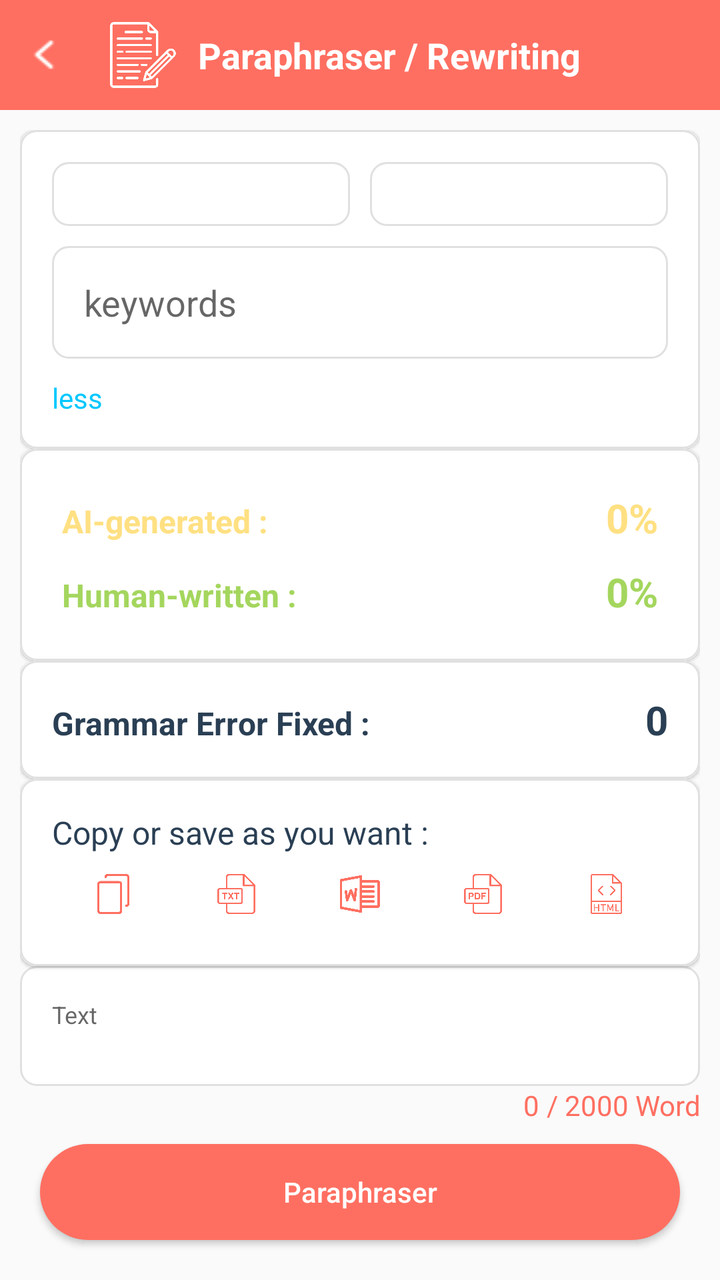
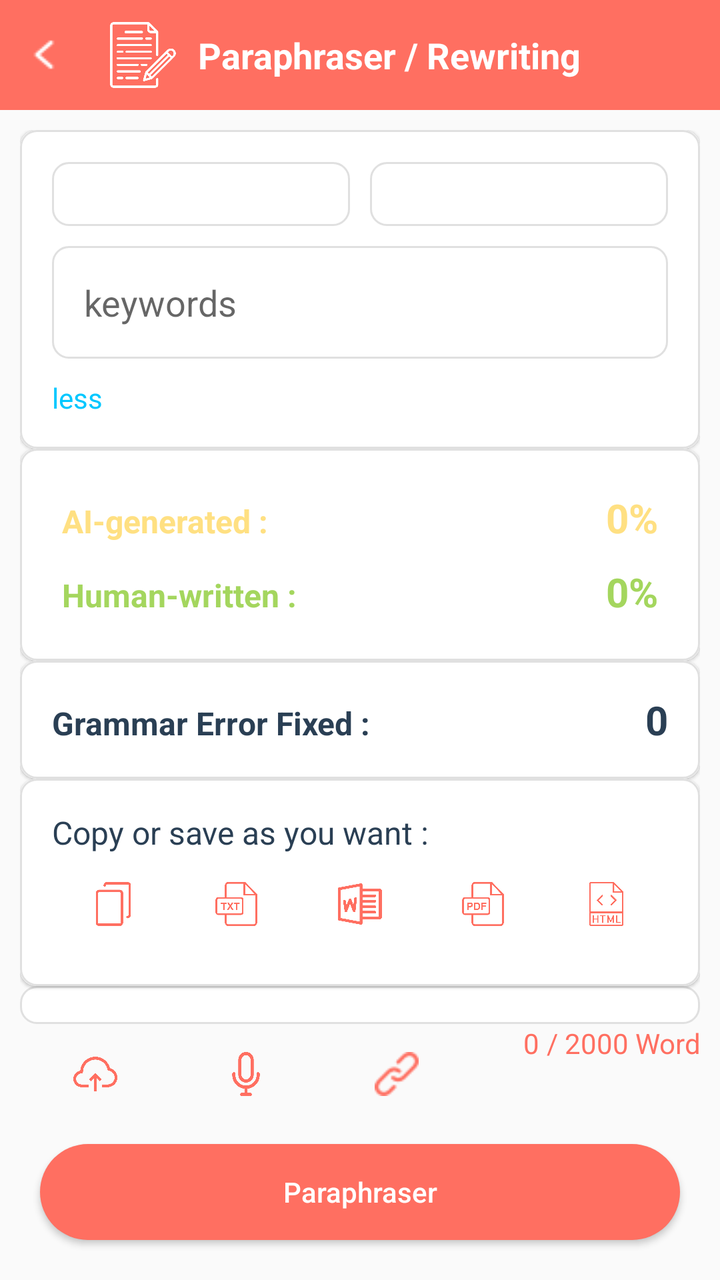

Compare the two renders of this Android layout. The source of the first and the diff that turns it into the second are given below.
<!-- AndroidManifest.xml: application theme Theme.PhraseFlow -->
<!-- res/layout/fragment_processing_words.xml -->
<?xml version="1.0" encoding="utf-8"?>
<FrameLayout xmlns:android="http://schemas.android.com/apk/res/android"
    xmlns:app="http://schemas.android.com/apk/res-auto"
    xmlns:tools="http://schemas.android.com/tools"
    android:layout_width="match_parent"
    android:layout_height="match_parent"
    tools:context=".fragments.ProcessingWordsFragment">

    <LinearLayout
        android:layout_width="match_parent"
        android:layout_height="match_parent"
        android:orientation="vertical">

        <LinearLayout
            android:layout_width="match_parent"
            android:layout_height="wrap_content"
            android:background="@color/c6"
            android:gravity="center_vertical"
            android:orientation="horizontal">

            <ImageView
                android:id="@+id/imageView6"
                android:layout_width="wrap_content"
                android:layout_height="wrap_content"
                android:layout_margin="10dp"
                android:rotation="180"
                android:src="@drawable/next" />

            <ImageView
                android:id="@+id/imageView4"
                android:layout_width="35dp"
                android:layout_height="35dp"
                android:layout_margin="10dp"
                android:backgroundTintMode="add"
                android:src="@drawable/paraphraser" />

            <TextView
                android:id="@+id/textView4"
                android:layout_width="wrap_content"
                android:layout_height="wrap_content"
                android:layout_weight="1"
                android:text="Paraphraser / Rewriting"
                android:textColor="@color/white"
                android:textSize="18dp"
                android:textStyle="bold" />
        </LinearLayout>

        <LinearLayout
            android:layout_width="match_parent"
            android:layout_height="match_parent"
            android:orientation="vertical"
            android:padding="10dp">

            <androidx.cardview.widget.CardView
                android:id="@+id/cardViewfilters"
                android:layout_width="match_parent"
                android:layout_height="wrap_content"
                app:cardCornerRadius="8dp"
                app:cardElevation="1dp">

                <LinearLayout
                    android:id="@+id/linearLayoutfilter"
                    android:layout_width="match_parent"
                    android:layout_height="wrap_content"
                    android:background="@drawable/bg_plan_selector"
                    android:orientation="vertical">

                    <LinearLayout
                        android:layout_width="match_parent"
                        android:layout_height="wrap_content"
                        android:orientation="horizontal">

                        <Spinner
                            android:id="@+id/spinner"
                            android:layout_width="match_parent"
                            android:layout_height="wrap_content"
                            android:layout_marginRight="5dp"
                            android:layout_weight="1"
                            android:background="@drawable/bg_plan_selector" />

                        <Spinner
                            android:id="@+id/spinner2"
                            android:layout_width="match_parent"
                            android:layout_height="wrap_content"
                            android:layout_marginLeft="5dp"
                            android:layout_weight="1"
                            android:background="@drawable/bg_plan_selector" />

                    </LinearLayout>

                    <LinearLayout
                        android:id="@+id/linearLayoutMore"
                        android:layout_width="match_parent"
                        android:layout_height="match_parent"
                        android:orientation="vertical">

                        <EditText
                            android:id="@+id/editTextText4"
                            android:layout_width="match_parent"
                            android:layout_height="wrap_content"
                            android:layout_marginTop="10dp"
                            android:background="@drawable/bg_plan_selector"
                            android:ems="10"
                            android:hint="keywords"
                            android:inputType="text" />

                    </LinearLayout>

                    <TextView
                        android:id="@+id/textView19"
                        android:layout_width="match_parent"
                        android:layout_height="wrap_content"
                        android:layout_marginTop="10dp"
                        android:text="less"
                        android:textColor="@color/c7" />
                </LinearLayout>

            </androidx.cardview.widget.CardView>

            <androidx.cardview.widget.CardView
                android:id="@+id/cardViewAiGenirator"
                android:layout_width="match_parent"
                android:layout_height="wrap_content"
                app:cardCornerRadius="8dp"
                app:cardElevation="1dp">

                <LinearLayout
                    android:layout_width="match_parent"
                    android:layout_height="wrap_content"
                    android:background="@drawable/bg_plan_selector"
                    android:orientation="vertical">

                    <LinearLayout
                        android:layout_width="match_parent"
                        android:layout_height="match_parent"
                        android:layout_weight="1"
                        android:orientation="horizontal"
                        android:padding="5dp">

                        <TextView
                            android:id="@+id/textView22"
                            android:layout_width="wrap_content"
                            android:layout_height="wrap_content"
                            android:layout_weight="1"
                            android:text="AI-generated :"
                            android:textColor="@color/c5"
                            android:textSize="16sp"
                            android:textStyle="bold" />

                        <TextView
                            android:id="@+id/textView23"
                            android:layout_width="wrap_content"
                            android:layout_height="wrap_content"
                            android:text="0%"
                            android:textSize="20sp"
                            android:textStyle="bold"
                            android:textColor="@color/c5"/>

                    </LinearLayout>

                    <LinearLayout
                        android:layout_width="match_parent"
                        android:layout_height="match_parent"
                        android:layout_weight="1"
                        android:orientation="horizontal"
                        android:padding="5dp">

                        <TextView
                            android:id="@+id/textView24"
                            android:layout_width="wrap_content"
                            android:layout_height="wrap_content"
                            android:layout_weight="1"
                            android:text="Human-written :"
                            android:textColor="@color/c3"
                            android:textSize="16sp"
                            android:textStyle="bold" />

                        <TextView
                            android:id="@+id/textView25"
                            android:layout_width="wrap_content"
                            android:layout_height="wrap_content"
                            android:text="0%"
                            android:textSize="20sp"
                            android:textStyle="bold"
                            android:textColor="@color/c3"/>

                    </LinearLayout>

                </LinearLayout>

            </androidx.cardview.widget.CardView>

            <androidx.cardview.widget.CardView
                android:id="@+id/cardViewGrammerError"
                android:layout_width="match_parent"
                android:layout_height="wrap_content"
                app:cardCornerRadius="8dp"
                app:cardElevation="1dp">

                <LinearLayout
                    android:layout_width="match_parent"
                    android:layout_height="match_parent"
                    android:layout_weight="1"
                    android:orientation="horizontal"
                    android:background="@drawable/bg_plan_selector">

                    <TextView
                        android:layout_width="wrap_content"
                        android:layout_height="wrap_content"
                        android:layout_weight="1"
                        android:text="Grammar Error Fixed :"
                        android:textColor="@color/c4"
                        android:textSize="16sp"
                        android:textStyle="bold" />

                    <TextView
                        android:id="@+id/textView26"
                        android:layout_width="wrap_content"
                        android:layout_height="wrap_content"
                        android:text="0"
                        android:textColor="@color/c4"
                        android:textSize="20sp"
                        android:textStyle="bold" />

                </LinearLayout>

            </androidx.cardview.widget.CardView>

            <androidx.cardview.widget.CardView
                android:id="@+id/cardViewCopyResult"
                android:layout_width="match_parent"
                android:layout_height="wrap_content"
                app:cardCornerRadius="8dp"
                app:cardElevation="1dp">

                <LinearLayout
                    android:layout_width="match_parent"
                    android:layout_height="match_parent"
                    android:orientation="vertical"
                    android:background="@drawable/bg_plan_selector">

                    <TextView
                        android:id="@+id/textView12"
                        android:layout_width="match_parent"
                        android:layout_height="wrap_content"
                        android:text="Copy or save as you want : "
                        android:textColor="@color/c4"
                        android:textSize="16sp" />

                    <LinearLayout
                        android:layout_width="match_parent"
                        android:layout_height="wrap_content"
                        android:orientation="horizontal">

                        <ImageView
                            android:id="@+id/imageViewCopy"
                            android:layout_width="20dp"
                            android:layout_height="20dp"
                            android:layout_margin="10dp"
                            android:layout_weight="1"
                            android:src="@drawable/copy" />

                        <ImageView
                            android:id="@+id/imageViewTxt"
                            android:layout_width="20dp"
                            android:layout_height="20dp"
                            android:layout_margin="10dp"
                            android:layout_weight="1"
                            android:src="@drawable/txt" />

                        <ImageView
                            android:id="@+id/imageViewWord"
                            android:layout_width="20dp"
                            android:layout_height="20dp"
                            android:layout_margin="10dp"
                            android:layout_weight="1"
                            android:src="@drawable/word" />

                        <ImageView
                            android:id="@+id/imageViewPdf"
                            android:layout_width="20dp"
                            android:layout_height="20dp"
                            android:layout_margin="10dp"
                            android:layout_weight="1"
                            android:src="@drawable/pdf" />

                        <ImageView
                            android:id="@+id/imageViewHtml"
                            android:layout_width="20dp"
                            android:layout_height="20dp"
                            android:layout_margin="10dp"
                            android:layout_weight="1"
                            android:src="@drawable/html" />

                    </LinearLayout>
                </LinearLayout>
            </androidx.cardview.widget.CardView>

            <EditText
                android:id="@+id/editTextText6"
                android:layout_width="match_parent"
                android:layout_height="match_parent"
                android:layout_weight="1"
                android:background="@drawable/bg_plan_selector"
                android:ems="10"
                android:gravity="start"
                android:hint="Text"
                android:inputType="text|textMultiLine"
                android:textSize="12dp" />

            <LinearLayout
                android:layout_width="match_parent"
                android:layout_height="wrap_content"
                android:orientation="horizontal">

                <TextView
                    android:id="@+id/textView20"
                    android:layout_width="wrap_content"
                    android:layout_height="wrap_content"
                    android:layout_weight="1"
                    android:gravity="right"
                    android:text="0"
                    android:textColor="@color/c6" />

                <TextView
                    android:id="@+id/textView21"
                    android:layout_width="wrap_content"
                    android:layout_height="wrap_content"
                    android:gravity="right"
                    android:text=" / 2000 Word"
                    android:textColor="@color/c6" />

            </LinearLayout>

            <Button
                android:id="@+id/button3"
                android:layout_width="match_parent"
                android:layout_height="wrap_content"
                android:layout_margin="10dp"
                android:background="@drawable/bg_button_upgrade"
                android:text="Paraphraser"
                android:textAllCaps="false"
                android:textColor="@color/white"
                android:padding="10dp"/>


        </LinearLayout>

    </LinearLayout>

</FrameLayout>
<!-- resources referenced by this layout -->
<resources>
  <color name="c3">#A4D65E</color>
  <color name="c4">#2A3F54</color>
  <color name="c5">#FFE082</color>
  <color name="c6">#FF6F61</color>
  <color name="c7">#00C7FF</color>
  <color name="white">#FFFFFFFF</color>
  <!-- drawable bg_button_upgrade (drawable) -->
  <?xml version="1.0" encoding="utf-8"?>
  <shape xmlns:android="http://schemas.android.com/apk/res/android">
  
      <solid android:color="@color/c6" />
      <corners android:radius="25dp" />
  
  
  
  </shape>
  <!-- drawable bg_plan_selector (drawable) -->
  <?xml version="1.0" encoding="utf-8"?>
  <selector xmlns:android="http://schemas.android.com/apk/res/android">
  
  
      <item android:drawable="@drawable/bg_plan_selected" android:state_selected="true"/>
  
      <item android:drawable="@drawable/bg_plan_unselected" android:state_selected="false"/>
  
  </selector>
  <!-- drawable copy: png bitmap (drawable, 7243 bytes) -->
  <!-- drawable html: png bitmap (drawable, 8718 bytes) -->
  <!-- drawable next: png bitmap (drawable, 309 bytes) -->
  <!-- drawable paraphraser: png bitmap (drawable, 12283 bytes) -->
  <!-- drawable pdf: png bitmap (drawable, 12050 bytes) -->
  <!-- drawable txt: png bitmap (drawable, 12217 bytes) -->
  <!-- drawable word: png bitmap (drawable, 11653 bytes) -->
  <style name="Theme.PhraseFlow" parent="Base.Theme.PhraseFlow" />
  <!-- drawable bg_plan_selected (drawable) -->
  <?xml version="1.0" encoding="utf-8"?>
  <shape xmlns:android="http://schemas.android.com/apk/res/android"
      android:shape="rectangle">
  
      
      <solid android:color="@android:color/white" />
  
      
      <corners android:radius="8dp" />
  
      
      <stroke
          android:width="1dp"
          android:color="@color/c6" />
  
      
      <padding
          android:left="16dp"
          android:top="16dp"
          android:right="16dp"
          android:bottom="16dp" />
  </shape>
  <!-- drawable bg_plan_unselected (drawable) -->
  <?xml version="1.0" encoding="utf-8"?>
  <shape xmlns:android="http://schemas.android.com/apk/res/android"
      android:shape="rectangle">
  
      
      <solid android:color="@android:color/white" />
  
      
      <corners android:radius="8dp" />
  
      
      <stroke
          android:width="1dp"
          android:color="@color/c9" />
  
      
      <padding
          android:left="16dp"
          android:top="16dp"
          android:right="16dp"
          android:bottom="16dp" />
  </shape>
  <style name="Base.Theme.PhraseFlow" parent="Theme.AppCompat.Light.NoActionBar">
          
          
      </style>
  <color name="c9">#E0E0E0</color>
</resources>

<!-- the commit's change to res/layout/fragment_processing_words.xml (unified diff, before → after) -->
@@ -71,7 +71,7 @@
                         android:orientation="horizontal">
 
                         <Spinner
-                            android:id="@+id/spinner"
+                            android:id="@+id/spinnerLanguage"
                             android:layout_width="match_parent"
                             android:layout_height="wrap_content"
                             android:layout_marginRight="5dp"
@@ -79,7 +79,7 @@
                             android:background="@drawable/bg_plan_selector" />
 
                         <Spinner
-                            android:id="@+id/spinner2"
+                            android:id="@+id/spinnerStyle"
                             android:layout_width="match_parent"
                             android:layout_height="wrap_content"
                             android:layout_marginLeft="5dp"
@@ -95,7 +95,7 @@
                         android:orientation="vertical">
 
                         <EditText
-                            android:id="@+id/editTextText4"
+                            android:id="@+id/editTextTextKeyWords"
                             android:layout_width="match_parent"
                             android:layout_height="wrap_content"
                             android:layout_marginTop="10dp"
@@ -254,42 +254,52 @@
 
                         <ImageView
                             android:id="@+id/imageViewCopy"
-                            android:layout_width="20dp"
-                            android:layout_height="20dp"
+                            android:layout_width="30dp"
+                            android:layout_height="30dp"
                             android:layout_margin="10dp"
                             android:layout_weight="1"
+                            android:background="?android:attr/selectableItemBackground"
+                            android:padding="4dp"
                             android:src="@drawable/copy" />
 
                         <ImageView
                             android:id="@+id/imageViewTxt"
-                            android:layout_width="20dp"
-                            android:layout_height="20dp"
+                            android:layout_width="30dp"
+                            android:layout_height="30dp"
                             android:layout_margin="10dp"
                             android:layout_weight="1"
+                            android:background="?android:attr/selectableItemBackground"
+                            android:padding="4dp"
                             android:src="@drawable/txt" />
 
                         <ImageView
                             android:id="@+id/imageViewWord"
-                            android:layout_width="20dp"
-                            android:layout_height="20dp"
+                            android:layout_width="30dp"
+                            android:layout_height="30dp"
                             android:layout_margin="10dp"
                             android:layout_weight="1"
+                            android:background="?android:attr/selectableItemBackground"
+                            android:padding="4dp"
                             android:src="@drawable/word" />
 
                         <ImageView
                             android:id="@+id/imageViewPdf"
-                            android:layout_width="20dp"
-                            android:layout_height="20dp"
+                            android:layout_width="30dp"
+                            android:layout_height="30dp"
                             android:layout_margin="10dp"
                             android:layout_weight="1"
+                            android:background="?android:attr/selectableItemBackground"
+                            android:padding="4dp"
                             android:src="@drawable/pdf" />
 
                         <ImageView
                             android:id="@+id/imageViewHtml"
-                            android:layout_width="20dp"
-                            android:layout_height="20dp"
+                            android:layout_width="30dp"
+                            android:layout_height="30dp"
                             android:layout_margin="10dp"
                             android:layout_weight="1"
+                            android:background="?android:attr/selectableItemBackground"
+                            android:padding="4dp"
                             android:src="@drawable/html" />
 
                     </LinearLayout>
@@ -313,6 +323,132 @@
                 android:layout_height="wrap_content"
                 android:orientation="horizontal">
 
+                <ImageView
+                    android:id="@+id/imageViewUploadFile"
+                    android:layout_width="30dp"
+                    android:layout_height="30dp"
+                    android:layout_margin="10dp"
+                    android:layout_weight="1"
+                    android:background="?android:attr/selectableItemBackground"
+                    android:clickable="true"
+                    android:focusable="true"
+                    android:padding="4dp"
+                    android:src="@drawable/upload"
+                    app:tint="@color/c6" />
+
+                <ImageView
+                    android:id="@+id/imageViewMic"
+                    android:layout_width="30dp"
+                    android:layout_height="30dp"
+                    android:layout_margin="10dp"
+                    android:layout_weight="1"
+                    android:background="?android:attr/selectableItemBackground"
+                    android:padding="4dp"
+                    android:src="@drawable/mic"
+                    app:tint="@color/c6" />
+
+                <ImageView
+                    android:id="@+id/imageViewWeb"
+                    android:layout_width="30dp"
+                    android:layout_height="30dp"
+                    android:layout_margin="10dp"
+                    android:layout_weight="1"
+                    android:background="?android:attr/selectableItemBackground"
+                    android:padding="4dp"
+                    android:src="@drawable/link_website"
+                    app:tint="@color/c6" />
+
+                <androidx.constraintlayout.widget.ConstraintLayout
+                    android:id="@+id/layoutFileUploaded"
+                    android:layout_width="wrap_content"
+                    android:layout_height="wrap_content"
+                    android:layout_margin="10dp"
+                    android:background="@drawable/bg_button_stroke_c3"
+                    android:padding="4dp"
+                    android:visibility="gone">
+
+                    <ImageView
+                        android:id="@+id/fileIcon"
+                        android:layout_width="50dp"
+                        android:layout_height="50dp"
+                        android:src="@drawable/pdf"
+                        app:layout_constraintEnd_toEndOf="parent"
+                        app:layout_constraintStart_toStartOf="parent"
+                        app:layout_constraintTop_toTopOf="parent" />
+
+                    <ImageView
+                        android:id="@+id/closeButton"
+                        android:layout_width="20dp"
+                        android:layout_height="20dp"
+                        android:layout_marginStart="8dp"
+                        android:background="?attr/selectableItemBackgroundBorderless"
+                        android:clickable="true"
+                        android:focusable="true"
+                        android:src="@drawable/close_circle"
+                        app:layout_constraintBottom_toBottomOf="parent"
+                        app:layout_constraintEnd_toEndOf="parent"
+                        app:layout_constraintHorizontal_bias="1.0"
+                        app:layout_constraintStart_toStartOf="parent"
+                        app:layout_constraintTop_toTopOf="parent"
+                        app:layout_constraintVertical_bias="0.0" />
+
+                    <TextView
+                        android:id="@+id/fileName"
+                        android:layout_width="wrap_content"
+                        android:layout_height="wrap_content"
+                        android:layout_margin="4dp"
+                        android:ellipsize="end"
+                        android:maxLines="2"
+                        android:text="name.file"
+                        android:textColor="@color/c6"
+                        android:textSize="12sp"
+                        app:layout_constraintEnd_toEndOf="parent"
+                        app:layout_constraintStart_toStartOf="parent"
+                        app:layout_constraintTop_toBottomOf="@id/fileIcon" />
+
+                </androidx.constraintlayout.widget.ConstraintLayout>
+
+                <androidx.constraintlayout.widget.ConstraintLayout
+                    android:id="@+id/layoutLink"
+                    android:layout_width="wrap_content"
+                    android:layout_height="wrap_content"
+                    android:layout_margin="10dp"
+                    android:visibility="gone"
+                    android:background="@drawable/bg_button_stroke_c3"
+                    android:padding="4dp">
+
+                    <ImageView
+                        android:id="@+id/closeButtonLink"
+                        android:layout_width="15dp"
+                        android:layout_height="15dp"
+                        android:background="?attr/selectableItemBackgroundBorderless"
+                        android:clickable="true"
+                        android:focusable="true"
+                        android:src="@drawable/close_circle"
+                        app:layout_constraintBottom_toBottomOf="parent"
+                        app:layout_constraintEnd_toEndOf="parent"
+                        app:layout_constraintHorizontal_bias="0.5"
+                        app:layout_constraintStart_toEndOf="@+id/linkWebsiteOrYoutube"
+                        app:layout_constraintTop_toTopOf="parent"
+                        app:layout_constraintVertical_bias="0.5" />
+
+                    <TextView
+                        android:id="@+id/linkWebsiteOrYoutube"
+                        android:layout_width="wrap_content"
+                        android:layout_height="wrap_content"
+                        android:layout_margin="4dp"
+                        android:ellipsize="end"
+                        android:maxLines="1"
+                        android:text="https://wordloom.org"
+                        android:textColor="@color/c6"
+                        android:textSize="12sp"
+                        app:layout_constraintEnd_toEndOf="parent"
+                        app:layout_constraintHorizontal_bias="0.0"
+                        app:layout_constraintStart_toStartOf="parent"
+                        app:layout_constraintTop_toTopOf="parent" />
+
+                </androidx.constraintlayout.widget.ConstraintLayout>
+
                 <TextView
                     android:id="@+id/textView20"
                     android:layout_width="wrap_content"
<!-- resource entries referenced after the edit -->
@@ -6,6 +6,14 @@
   <color name="c6">#FF6F61</color>
   <color name="c7">#00C7FF</color>
   <color name="white">#FFFFFFFF</color>
+  <!-- drawable bg_button_stroke_c3 (drawable) -->
+  <?xml version="1.0" encoding="utf-8"?>
+  <shape xmlns:android="http://schemas.android.com/apk/res/android"
+      android:shape="rectangle">
+      <solid android:color="@color/transparent" />
+      <stroke android:width="1dp" android:color="@color/c2" />
+      <corners android:radius="8dp" />
+  </shape>
   <!-- drawable bg_button_upgrade (drawable) -->
   <?xml version="1.0" encoding="utf-8"?>
   <shape xmlns:android="http://schemas.android.com/apk/res/android">
@@ -26,14 +34,20 @@
       <item android:drawable="@drawable/bg_plan_unselected" android:state_selected="false"/>
   
   </selector>
+  <!-- drawable close_circle: png bitmap (drawable, 435 bytes) -->
   <!-- drawable copy: png bitmap (drawable, 7243 bytes) -->
   <!-- drawable html: png bitmap (drawable, 8718 bytes) -->
+  <!-- drawable link_website: png bitmap (drawable, 518 bytes) -->
+  <!-- drawable mic: png bitmap (drawable, 13011 bytes) -->
   <!-- drawable next: png bitmap (drawable, 309 bytes) -->
   <!-- drawable paraphraser: png bitmap (drawable, 12283 bytes) -->
   <!-- drawable pdf: png bitmap (drawable, 12050 bytes) -->
   <!-- drawable txt: png bitmap (drawable, 12217 bytes) -->
+  <!-- drawable upload: png bitmap (drawable, 14196 bytes) -->
   <!-- drawable word: png bitmap (drawable, 11653 bytes) -->
   <style name="Theme.PhraseFlow" parent="Base.Theme.PhraseFlow" />
+  <color name="transparent">#00000000</color>
+  <color name="c2">#EAEAEA</color>
   <!-- drawable bg_plan_selected (drawable) -->
   <?xml version="1.0" encoding="utf-8"?>
   <shape xmlns:android="http://schemas.android.com/apk/res/android"
